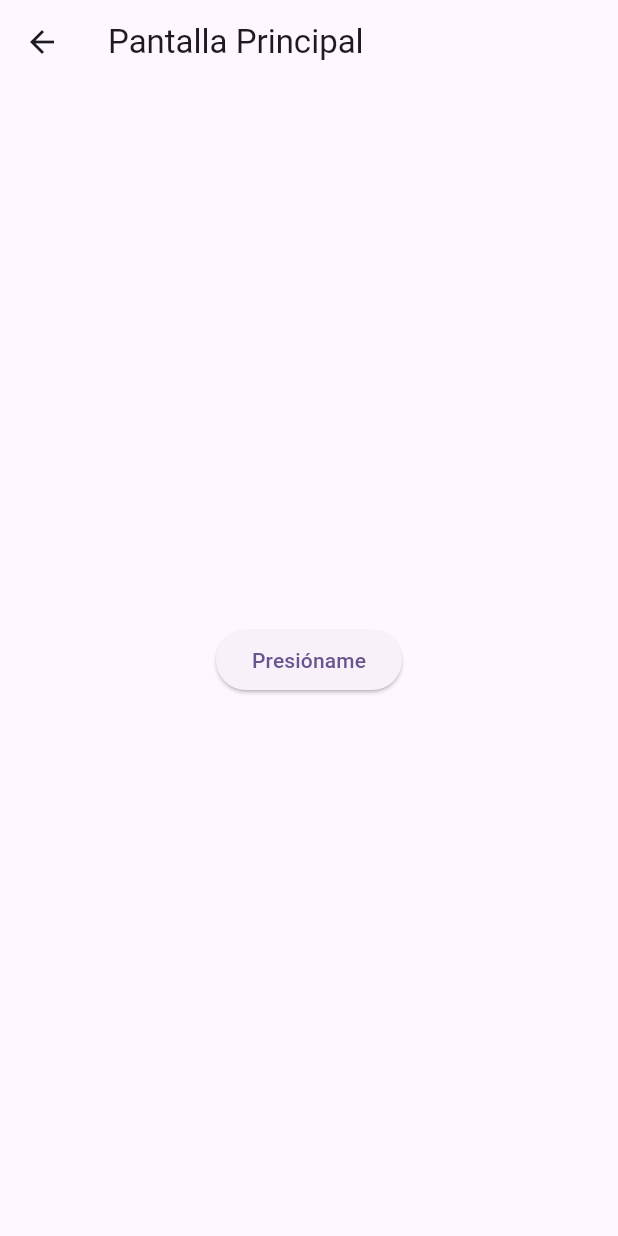
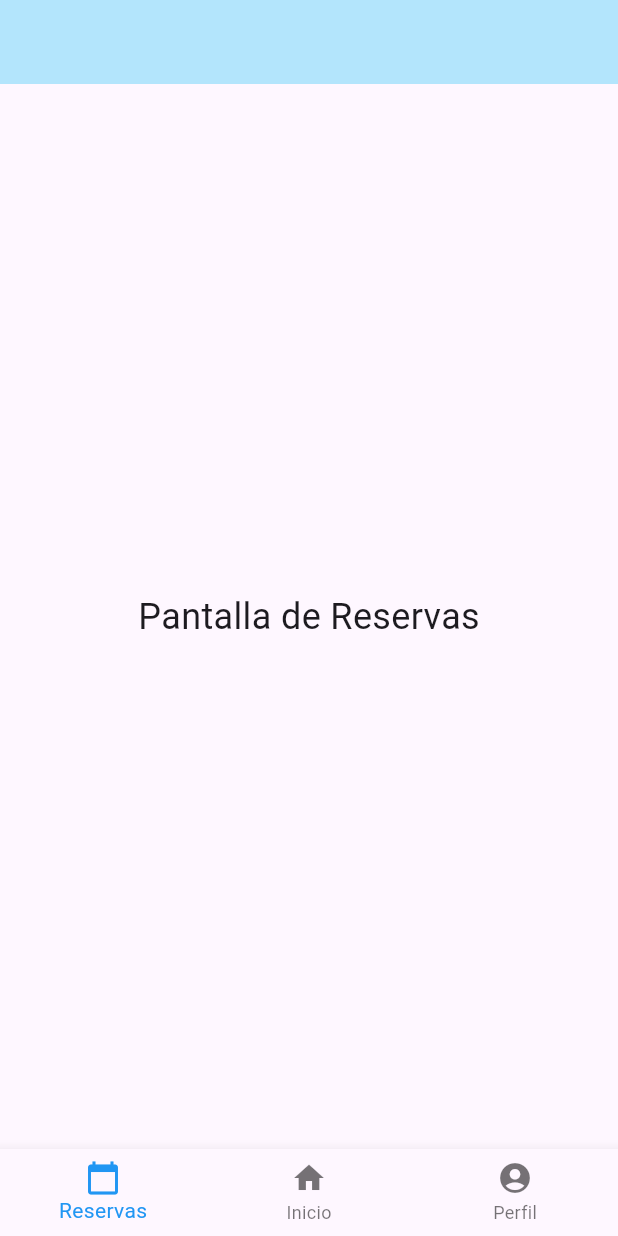
Before and after one commit to Dani-San-Gar/App_padel, a Flutter app: the HomeScreen screen opened directly, on a phone screen of 412 x 824 dp. Run offline on Flutter 3.47's test engine with Material 3 defaults, Android fonts, the phone set to English and light mode, and no system bars.

Commit message:
tercer commit

```diff
--- a/lib/screens/home_screen.dart
+++ b/lib/screens/home_screen.dart
@@ -1,20 +1,56 @@
 import 'package:flutter/material.dart';
-import '../widgets/custom_button.dart';
 
-class HomeScreen extends StatelessWidget {
+class HomeScreen extends StatefulWidget {
   const HomeScreen({super.key});
+
+  @override
+  _HomeScreenState createState() => _HomeScreenState();
+}
+
+class _HomeScreenState extends State<HomeScreen> {
+  int _selectedIndex = 0; // Índice para la página seleccionada
+
+  // Lista de pantallas para cada sección
+  final List<Widget> _pages = [
+    const Center(child: Text('Pantalla de Reservas', style: TextStyle(fontSize: 24))),
+    const Center(child: Text('Pantalla de Inicio', style: TextStyle(fontSize: 24))),
+    const Center(child: Text('Pantalla de Perfil', style: TextStyle(fontSize: 24))),
+  ];
+
+  void _onItemTapped(int index) {
+    setState(() {
+      _selectedIndex = index; // Cambia la pantalla cuando el usuario seleccione un botón
+    });
+  }
 
   @override
   Widget build(BuildContext context) {
     return Scaffold(
-      appBar: AppBar(title: const Text("Pantalla Principal")),
-      body: Center(
-        child: CustomButton(
-          text: "Presióname",
-          onPressed: () {
-            print("¡Botón presionado!");
-          },
-        ),
+      appBar: AppBar(
+        backgroundColor: Colors.lightBlue.shade100,
+        automaticallyImplyLeading: false, // Elimina el botón de retroceso
+      ),
+      body: _pages[_selectedIndex], // Muestra la pantalla seleccionada
+      bottomNavigationBar: BottomNavigationBar(
+        currentIndex: _selectedIndex, // Controla el índice seleccionado
+        onTap: _onItemTapped, // Cambia la pantalla al tocar un botón
+        items: const <BottomNavigationBarItem>[
+          BottomNavigationBarItem(
+            icon: Icon(Icons.calendar_today),
+            label: 'Reservas',
+          ),
+          BottomNavigationBarItem(
+            icon: Icon(Icons.home),
+            label: 'Inicio',
+          ),
+          BottomNavigationBarItem(
+            icon: Icon(Icons.account_circle),
+            label: 'Perfil',
+          ),
+        ],
+        selectedItemColor: Colors.blue,
+        unselectedItemColor: Colors.black54,
+        showUnselectedLabels: true,
       ),
     );
   }
--- a/lib/screens/register_screen.dart
+++ b/lib/screens/register_screen.dart
@@ -1,4 +1,5 @@
 import 'package:flutter/material.dart';
+import 'home_screen.dart';
 
 class RegisterScreen extends StatefulWidget {
   const RegisterScreen({Key? key}) : super(key: key);
@@ -25,6 +26,10 @@
           onPressed: () {
             Navigator.pop(context);
           },
+        ),
+        title: const Text(
+          'Registro',
+          style: TextStyle(color: Colors.black),
         ),
       ),
       body: SingleChildScrollView(
@@ -93,7 +98,10 @@
                 _buildButton('Registrarme', Colors.lightBlue.shade100, () {
                   if (_formKey.currentState!.validate()) {
                     // Lógica de registro (enviar datos al servidor, etc.)
-                    print("Registro exitoso");
+                    Navigator.pushReplacement(
+                      context,
+                      MaterialPageRoute(builder: (context) => const HomeScreen()), // Redirige a HomeScreen
+                    );
                   }
                 }),
               ],
```
